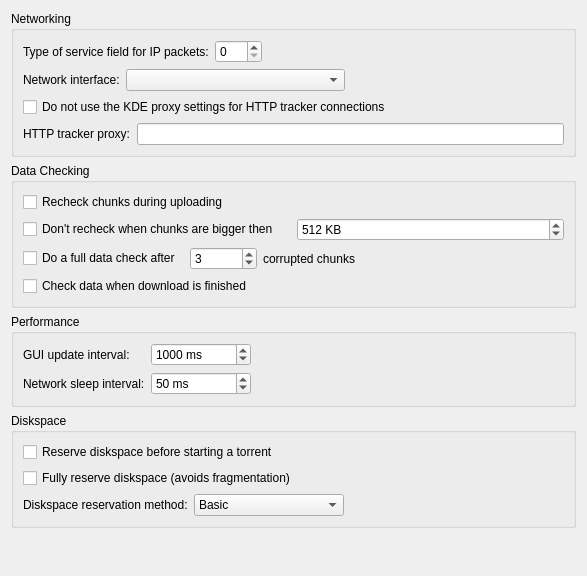
Old version of the form ktorrent/advancedpref.ui in the repository KDE/ktorrent.
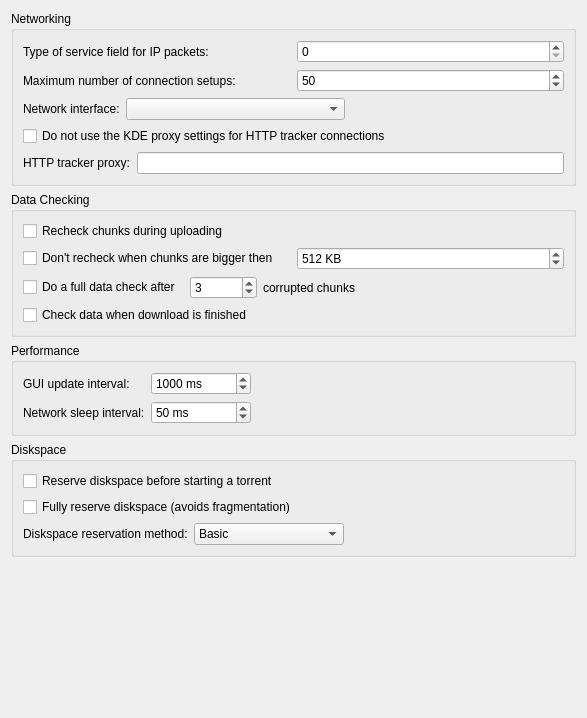
New version of the form.

Commit message: Ported max connection setups feature from KDE3 version

```diff
--- a/ktorrent/advancedpref.ui
+++ b/ktorrent/advancedpref.ui
@@ -6,7 +6,7 @@
     <x>0</x>
     <y>0</y>
     <width>583</width>
-    <height>576</height>
+    <height>718</height>
    </rect>
   </property>
   <layout class="QVBoxLayout" >
@@ -17,15 +17,15 @@
      </property>
      <layout class="QVBoxLayout" >
       <item>
-       <layout class="QHBoxLayout" >
-        <item>
+       <layout class="QGridLayout" >
+        <item row="0" column="0" >
          <widget class="QLabel" name="label" >
           <property name="text" >
            <string>Type of service field for IP packets:</string>
           </property>
          </widget>
         </item>
-        <item>
+        <item row="0" column="1" >
          <widget class="QSpinBox" name="kcfg_typeOfService" >
           <property name="toolTip" >
            <string>This value will be filled in the type of service field of all the IP packets sent for the bittorrent protocol.</string>
@@ -35,18 +35,33 @@
           </property>
          </widget>
         </item>
-        <item>
-         <spacer>
-          <property name="orientation" >
-           <enum>Qt::Horizontal</enum>
+        <item row="1" column="0" >
+         <widget class="QLabel" name="label_8" >
+          <property name="text" >
+           <string>Maximum number of connection setups:</string>
           </property>
-          <property name="sizeHint" >
-           <size>
-            <width>40</width>
-            <height>20</height>
-           </size>
+         </widget>
+        </item>
+        <item row="1" column="1" >
+         <widget class="QSpinBox" name="kcfg_maxConnectingSockets" >
+          <property name="toolTip" >
+           <string>&lt;html>&lt;head>&lt;meta name="qrichtext" content="1" />&lt;style type="text/css">
+p, li { white-space: pre-wrap; }
+&lt;/style>&lt;/head>&lt;body style=" font-family:'Sans Serif'; font-size:9pt; font-weight:400; font-style:normal;">
+&lt;p style=" margin-top:0px; margin-bottom:0px; margin-left:0px; margin-right:0px; -qt-block-indent:0; text-indent:0px;">The maximum number of outgoing connections ktorrent will try to setup simultaneously.&lt;/p>
+&lt;p style="-qt-paragraph-type:empty; margin-top:0px; margin-bottom:0px; margin-left:0px; margin-right:0px; -qt-block-indent:0; text-indent:0px;">&lt;/p>
+&lt;p style=" margin-top:0px; margin-bottom:0px; margin-left:0px; margin-right:0px; -qt-block-indent:0; text-indent:0px;">If you are having trouble with ktorrent blocking other internet traffic, try setting this number a bit lower.&lt;/p>&lt;/body>&lt;/html></string>
           </property>
-         </spacer>
+          <property name="minimum" >
+           <number>10</number>
+          </property>
+          <property name="maximum" >
+           <number>200</number>
+          </property>
+          <property name="value" >
+           <number>50</number>
+          </property>
+         </widget>
         </item>
        </layout>
       </item>
@@ -431,7 +446,7 @@
      <property name="sizeHint" >
       <size>
        <width>565</width>
-       <height>41</height>
+       <height>21</height>
       </size>
      </property>
     </spacer>
```
The commit also changes 5 other files.
